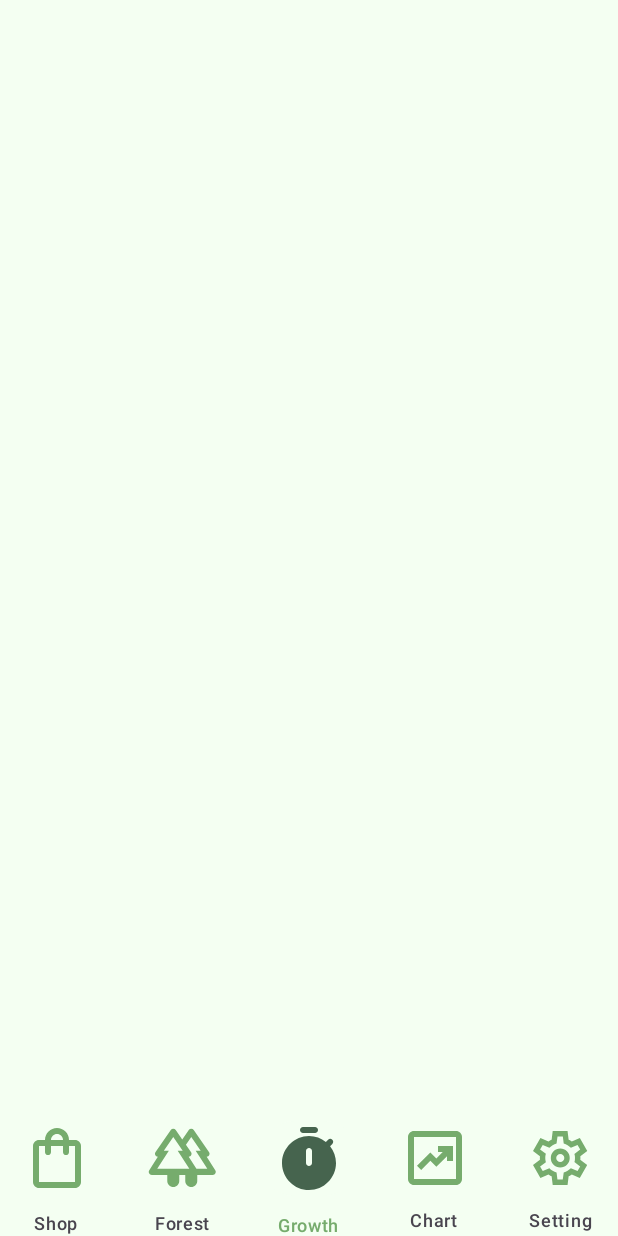
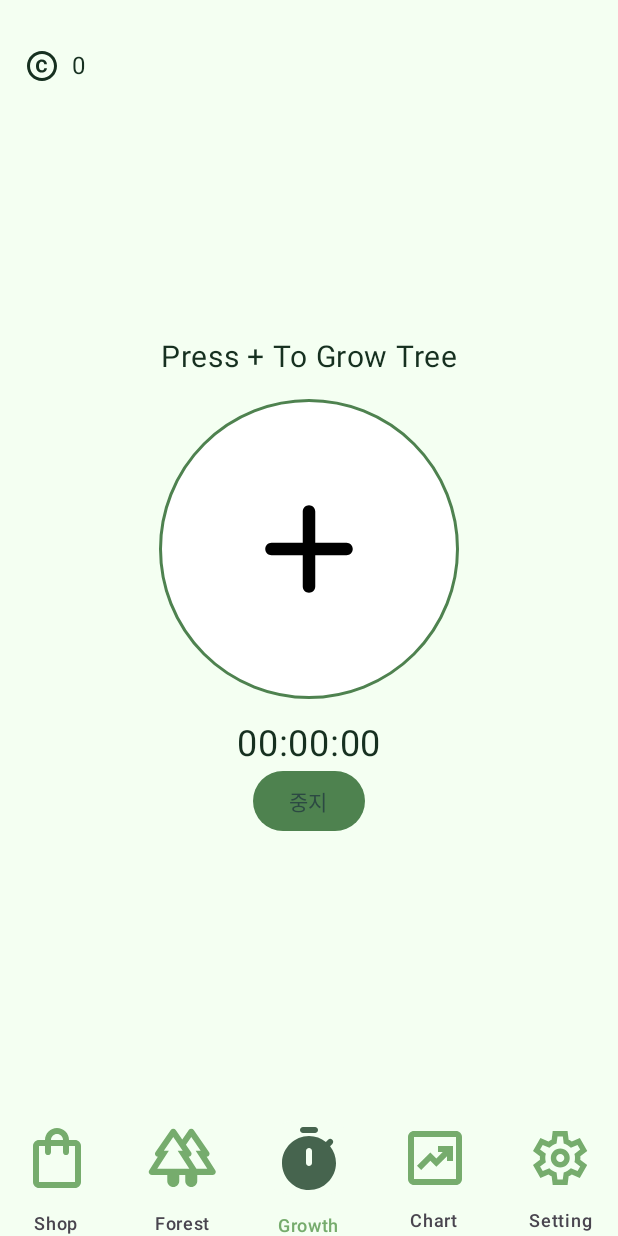
Before and after one commit to ksk0823/ConcenTree, an Android app built with Jetpack Compose: the GrowthScreen screen opened through its navigation route, on a phone screen of 412 x 824 dp. Run offline under Robolectric (Android 15) with nearby library versions, the phone set to English and light mode, and no system bars; our stand-ins replace Room's generated code.

Commit message:
feat: GrowthScreen 컬러 설정 추가 및 UI보완, MainActivity에 Tree객체 Insert 내용 추가(주석 처리)

```diff
--- a/app/build.gradle.kts
+++ b/app/build.gradle.kts
@@ -68,6 +68,7 @@ dependencies {
     implementation("androidx.navigation:navigation-compose:2.7.7")
     implementation("androidx.navigation:navigation-compose:2.8.0-beta02")
     implementation("com.patrykandpatrick.vico:compose:2.0.0-alpha.21")
+    implementation("com.google.accompanist:accompanist-flowlayout:0.35.1-alpha")
     kapt("androidx.room:room-compiler:2.7.0-alpha02")
     testImplementation("junit:junit:4.13.2")
     androidTestImplementation("androidx.test.ext:junit:1.1.5")
--- a/app/src/main/java/com/example/concentree/MainActivity.kt
+++ b/app/src/main/java/com/example/concentree/MainActivity.kt
@@ -65,26 +65,21 @@ fun MainScreen(navController: NavHostController) {
     val viewModel : AppViewModel = viewModel(factory =
     AppViewModelFactory(PhraseRepository(db), ForestTreeRepository(db), TreeRepository(db), UserRepository(db)))
     LaunchedEffect(Unit) {
-        val user = viewModel.getUserById(1)
-        if (user == null) {
-            val newUser = User(1, "user", 0)
-            viewModel.InsertUser(newUser)
-        }
-
-        // TODO: 테스트용 데이터 넣는부분 나중에 꼭 지우기
-//        for(i in 1..10) {
-//            val tt = Tree(0, name="${i}번째 나무", description = "상점", price = 100, isPurchased = false)
-//            viewModel.InsertTree(tt)
-//        }
-//        for(i in 1..10) {
-//            val tt = Tree(0, name="${i}번째 나무", description = "상점X", price = 100, isPurchased = true)
-//            viewModel.InsertTree(tt)
-//        }
-
-
-
+        /*val t0 = Tree(0, "apple", "사과나무", 300, true)
+        viewModel.InsertTree(t0)
+        val t1 = Tree(1, "birch", "자작나무", 300, true)
+        viewModel.InsertTree(t1)
+        val t2 = Tree(2, "cedar", "삼나무", 300, true)
+        viewModel.InsertTree(t2)
+        val t3 = Tree(3, "fir", "전나무", 300, true)
+        viewModel.InsertTree(t3)
+        val t4 = Tree(4, "maple", "단풍나무", 300, true)
+        viewModel.InsertTree(t4)
+        val t5 = Tree(5, "pine", "소나무", 300, true)
+        viewModel.InsertTree(t5)
+        val t6 = Tree(6, "spruce", "가문비나무", 300, true)
+        viewModel.InsertTree(t6)*/
     }
-
 
     Scaffold(
         bottomBar = { ConcenTreeNavigationBar(navController)}
@@ -92,5 +87,13 @@ fun MainScreen(navController: NavHostController) {
         Box(Modifier.padding(it)){
             NavGraph(navController, viewModel)
         }
+//        val newTree0 = Tree(0, "basic", "기본나무", 0, true)
+//        val newTree1 = Tree(1, "maple", "단풍나무", 300, true)
+//        val newTree2 = Tree(2, "apple", "사과나무", 500, false)
+//        val newTree3 = Tree(3, "pine", "소나무", 100, true)
+//        viewModel.InsertTree(newTree0)
+//        viewModel.InsertTree(newTree1)
+//        viewModel.InsertTree(newTree2)
+//        viewModel.InsertTree(newTree3)
     }
 }
--- a/app/src/main/java/com/example/concentree/navigation/NavGraph.kt
+++ b/app/src/main/java/com/example/concentree/navigation/NavGraph.kt
@@ -25,7 +25,7 @@ import com.example.concentree.viewmodel.AppViewModel
 
 @Composable
 fun NavGraph(navController: NavHostController, viewModel : AppViewModel) {
-    NavHost(navController = navController, startDestination = "Shop") {
+    NavHost(navController = navController, startDestination = "Growth") {
         composable("Shop") {
             ShopScreen(viewModel)
         }
@@ -33,13 +33,13 @@ fun NavGraph(navController: NavHostController, viewModel : AppViewModel) {
             ForestScreen()
         }
         composable("Growth") {
-//            GrowthScreen(viewModel)
+            GrowthScreen(viewModel)
         }
         composable("Chart") {
             ChartScreen(viewModel)
         }
         composable("Setting") {
-//            SettingScreen(viewModel)
+            SettingScreen(viewModel)
         }
     }
 }
--- a/app/src/main/java/com/example/concentree/viewmodel/AppViewModel.kt
+++ b/app/src/main/java/com/example/concentree/viewmodel/AppViewModel.kt
@@ -47,9 +47,11 @@ class AppViewModel(private val phraseRepository: PhraseRepository,
             val user = userRepository.getUserById(1)
             if (user == null) {
                 // 최초 실행 시 사용자 생성 및 초기화
-                val newUser = User(1, "user", 0) // 초기 username은 "user"로 설정
+                val newUser = User(1, "user", 0
+                    , false, false, false, false, false, false) // 초기 username은 "user"로 설정
                 userRepository.InsertUser(newUser)
             }
+            getUserById(1)
         }
     }
 
```
Also changed, not shown: app/src/main/java/com/example/concentree/screens/GrowthScreen.kt (+70 -24 lines).
